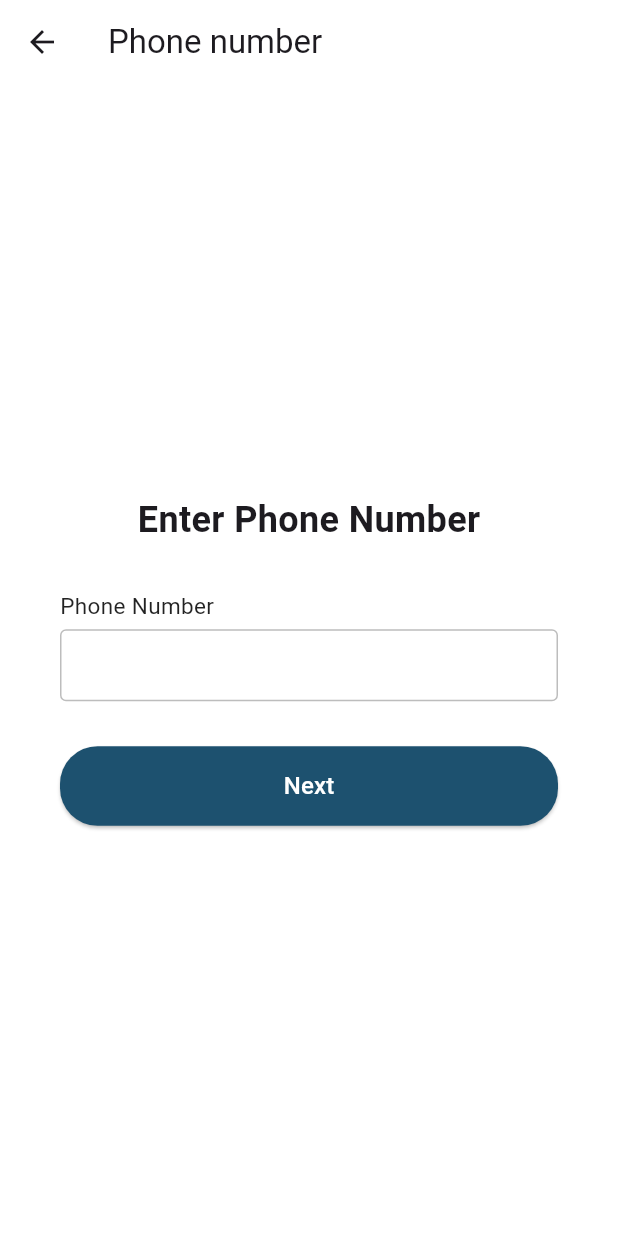
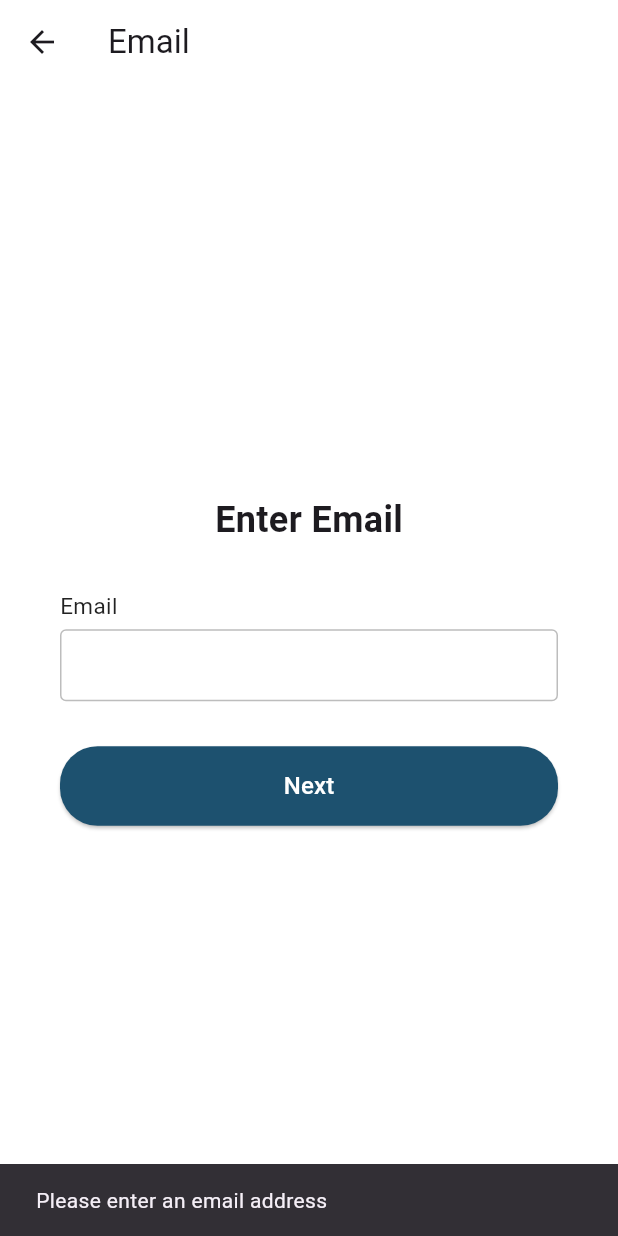
Before and after one commit to adonapati/GenAI-Remote-Sensing, a Flutter app: the SignupPage screen opened directly, after a tap on "Next", on a phone screen of 412 x 824 dp. Run offline on Flutter 3.47's test engine with Material 3 defaults, Android fonts, the phone set to English and light mode, and no system bars; our stand-ins replace cloud_firestore, firebase_auth, firebase_core; missing offline and left inert: email_otp; accounts and stored records are empty.

Commit message:
email otp

```diff
--- a/remote_sensing/lib/Signup.dart
+++ b/remote_sensing/lib/Signup.dart
@@ -4,6 +4,8 @@ import 'package:firebase_auth/firebase_auth.dart';
 import 'package:cloud_firestore/cloud_firestore.dart';
 import 'package:http/http.dart' as http;
 import 'dart:convert';
+import 'package:email_otp/email_otp.dart';
+import 'package:remote_sensing/HomePage.dart';
 
 class SignupPage extends StatefulWidget {
   const SignupPage({Key? key}) : super(key: key);
@@ -24,13 +26,14 @@ class _SignupPageState extends State<SignupPage> {
       List.generate(6, (index) => TextEditingController());
 
   int _currentStep = 0;
+  String _emailOtp = '';
 
-  // Vonage API credentials
   final String nexmoApiKey = '5d7c81d9';
   final String nexmoApiSecret = 'R0WSChV6DnAjKhHO';
   final String nexmoFromNumber = 'Nexmo';
 
   String _generatedOtp = '';
+  EmailOTP myauth = EmailOTP();
 
   void nextStep() {
     if (_currentStep < 4) {
@@ -46,13 +49,13 @@ class _SignupPageState extends State<SignupPage> {
 
   void prevStep() {
     if (_currentStep > 0) {
+      setState(() {
+        _currentStep--;
+      });
       _pageController.previousPage(
         duration: const Duration(milliseconds: 300),
         curve: Curves.easeIn,
       );
-      setState(() {
-        _currentStep--;
-      });
     }
   }
 
@@ -75,12 +78,28 @@ class _SignupPageState extends State<SignupPage> {
           children: [
             makeInput(label: "Email", controller: _emailController),
             buildNextButton(() {
-              nextStep();
+              _sendEmailOtp();
             }),
           ],
         ),
       ),
     );
+  }
+
+  void _sendEmailOtp() async {
+    final email = _emailController.text.trim();
+    if (email.isEmpty) {
+      ScaffoldMessenger.of(context).showSnackBar(
+        SnackBar(content: Text("Please enter an email address")),
+      );
+      return;
+    }
+    _emailOtp = (100000 + Random().nextInt(900000)).toString();
+    print("Email OTP: $_emailOtp");
+    ScaffoldMessenger.of(context).showSnackBar(
+      SnackBar(content: Text("OTP sent to your email (check console for OTP)")),
+    );
+    nextStep();
   }
 
   Widget emailOtpVerificationStep(String title, String subtitle) {
@@ -124,12 +143,26 @@ class _SignupPageState extends State<SignupPage> {
             ),
             const SizedBox(height: 22),
             buildNextButton(() {
-              nextStep();
+              _verifyEmailOtp();
             }, buttonText: "Verify"),
           ],
         ),
       ),
     );
+  }
+
+  void _verifyEmailOtp() {
+    String enteredOtp = _otpControllers.map((controller) => controller.text).join();
+    if (enteredOtp == _emailOtp) {
+      ScaffoldMessenger.of(context).showSnackBar(
+        SnackBar(content: Text("Email verified successfully")),
+      );
+      nextStep();
+    } else {
+      ScaffoldMessenger.of(context).showSnackBar(
+        SnackBar(content: Text("Invalid OTP. Please try again.")),
+      );
+    }
   }
 
   Widget phoneInputStep() {
@@ -166,7 +199,7 @@ class _SignupPageState extends State<SignupPage> {
         leading: IconButton(
           icon: const Icon(Icons.arrow_back),
           onPressed: () {
-            prevStep(); // Navigate back to phone input step
+            prevStep();
           },
         ),
         title: const Text("OTP Verification"),
@@ -184,7 +217,7 @@ class _SignupPageState extends State<SignupPage> {
             SizedBox(height: 20),
             const SizedBox(height: 22),
             buildNextButton(() {
-              _verifyOtp(); // Verify the OTP entered by the user
+              _verifyOtp();
             }, buttonText: "Verify"),
           ],
         ),
@@ -259,6 +292,7 @@ class _SignupPageState extends State<SignupPage> {
             SizedBox(height: 24),
             buildNextButton(() {
               _submitUserDetails();
+              HomePage();
             }),
           ],
         ),
@@ -269,7 +303,6 @@ class _SignupPageState extends State<SignupPage> {
   Future<void> _sendOtp() async {
     final String phoneNumber = _phoneController.text.trim();
     _generatedOtp = _generateOtp();
-
     final response = await http.post(
       Uri.parse('https://rest.nexmo.com/sms/json'),
       headers: <String, String>{
@@ -283,7 +316,6 @@ class _SignupPageState extends State<SignupPage> {
         'text': 'Your OTP is: $_generatedOtp',
       },
     );
-
     if (response.statusCode == 200) {
       final responseData = json.decode(response.body);
       if (responseData['messages'][0]['status'] == '0') {
@@ -310,6 +342,14 @@ class _SignupPageState extends State<SignupPage> {
     return (100000 + Random().nextInt(900000)).toString();
   }
 
+  void _onOtpChange(String value, int index) {
+    if (value.isNotEmpty && index < 5) {
+      FocusScope.of(context).nextFocus();
+    } else if (value.isEmpty && index > 0) {
+      FocusScope.of(context).previousFocus();
+    }
+  }
+
   void _verifyOtp() {
     String enteredOtp = _otpControllers.map((controller) => controller.text).join();
     if (enteredOtp == _generatedOtp) {
@@ -334,25 +374,34 @@ class _SignupPageState extends State<SignupPage> {
       );
       return;
     }
-
     try {
-      // Create user with email and password
       UserCredential userCredential = await FirebaseAuth.instance.createUserWithEmailAndPassword(
-        email: "${_phoneController.text}@example.com", // Using phone as email
+        email: _emailController.text.trim(),
         password: _passwordController.text,
       );
-
-      // Add user details to Firestore
       await FirebaseFirestore.instance.collection('users').doc(userCredential.user?.uid).set({
         'name': _nameController.text,
         'phone': _phoneController.text,
+        'email': _emailController.text.trim(),
         'address': _addressController.text,
       });
-
       ScaffoldMessenger.of(context).showSnackBar(
         SnackBar(content: Text("User registered successfully")),
       );
-      // Navigate to home or login page
+      Navigator.pushReplacement(
+        context,
+        MaterialPageRoute(builder: (context) => HomePage()),
+      );
+    } on FirebaseAuthException catch (e) {
+      String errorMessage = "An error occurred during registration.";
+      if (e.code == 'weak-password') {
+        errorMessage = "The password provided is too weak.";
+      } else if (e.code == 'email-already-in-use') {
+        errorMessage = "An account already exists for this email.";
+      }
+      ScaffoldMessenger.of(context).showSnackBar(
+        SnackBar(content: Text(errorMessage)),
+      );
     } catch (e) {
       ScaffoldMessenger.of(context).showSnackBar(
         SnackBar(content: Text("Error during registration: $e")),
@@ -425,6 +474,8 @@ class _SignupPageState extends State<SignupPage> {
         controller: _pageController,
         physics: NeverScrollableScrollPhysics(),
         children: [
+          emailInputStep(),
+          emailOtpVerificationStep("Email Verification", "Enter the OTP sent to your email"),
           phoneInputStep(),
           otpVerificationStep(),
           userDetailsStep(),
--- a/remote_sensing/pubspec.yaml
+++ b/remote_sensing/pubspec.yaml
@@ -38,8 +38,8 @@ dependencies:
   firebase_core: ^3.4.0
   firebase_auth: ^5.2.0
   cloud_firestore: ^5.4.0
-  email_auth: ^2.0.0
-  http: ^1.2.2
+  http: ^0.13.4
+  email_otp: ^1.0.4
 
 dev_dependencies:
   flutter_test:
```
Also changed, not shown: remote_sensing/pubspec.lock.
